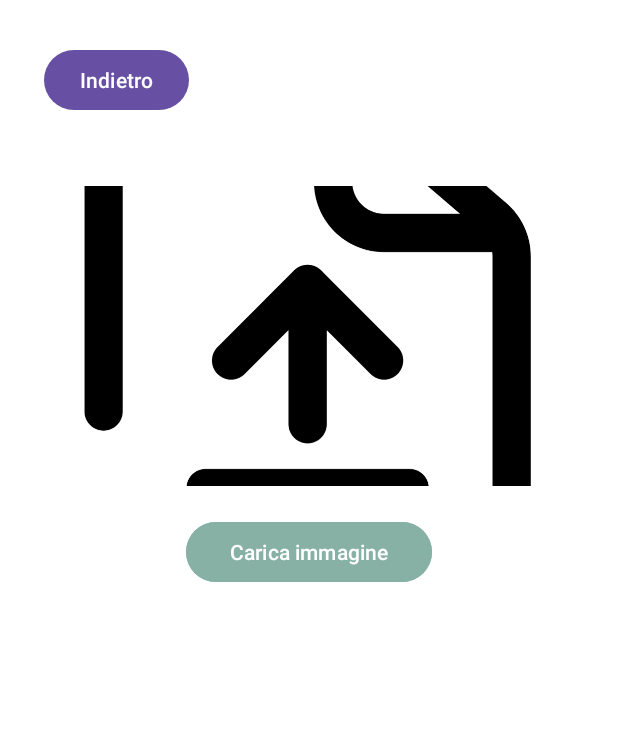
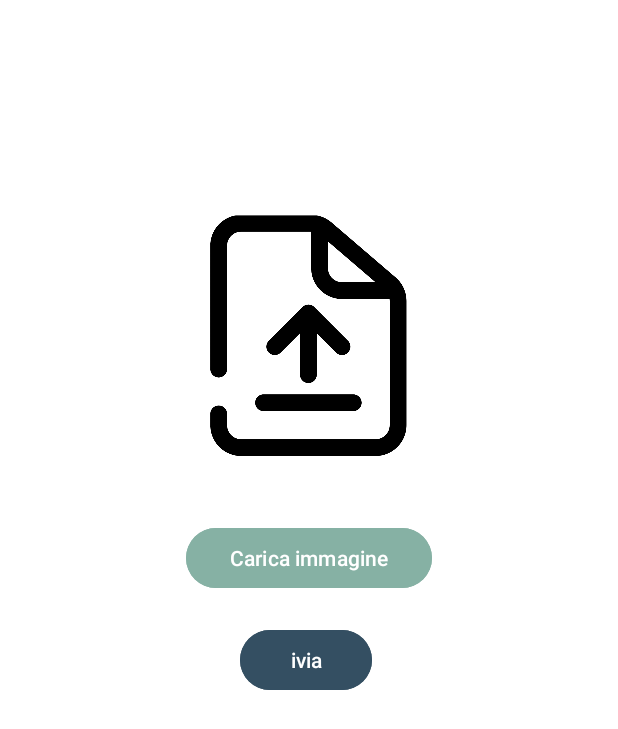
Before and after one commit to VaccaMario/Optiwatt_AI, an Android app: the INPUT_img screen opened directly, with no data from a screen before it, on a phone screen of 412 x 824 dp. Shown: the top 729 px of the screen. Run offline under Robolectric (Android 15) with nearby library versions, the phone set to English and light mode, and no system bars; pictures from the network do not load.

Commit message:
savataggio colori app

```diff
--- a/app/src/main/res/layout/activity_input_img.xml
+++ b/app/src/main/res/layout/activity_input_img.xml
@@ -16,7 +16,7 @@
         android:layout_marginTop="100dp"
         android:layout_marginEnd="8dp"
         android:contentDescription="Icona upload"
-        android:scaleType="centerCrop"
+        android:scaleType="centerInside"
         app:layout_constraintEnd_toEndOf="parent"
         app:layout_constraintStart_toStartOf="parent"
         app:layout_constraintTop_toTopOf="parent"
@@ -27,13 +27,14 @@
         android:layout_width="0dp"
         android:layout_height="wrap_content"
         android:layout_marginStart="100dp"
-        android:layout_marginTop="20dp"
+        android:layout_marginTop="24dp"
         android:layout_marginEnd="100dp"
         android:backgroundTint="#86B1A4"
         android:text="Carica immagine"
         android:textAllCaps="false"
         android:textColor="@android:color/white"
         app:layout_constraintEnd_toEndOf="parent"
+        app:layout_constraintHorizontal_bias="0.0"
         app:layout_constraintStart_toStartOf="parent"
         app:layout_constraintTop_toBottomOf="@+id/Immagine" />
 
@@ -41,9 +42,11 @@
         android:id="@+id/BottoneIndietro"
         android:layout_width="wrap_content"
         android:layout_height="wrap_content"
-        android:layout_marginStart="5dp"
-        android:layout_marginTop="5dp"
-        android:text="Indietro"
+        android:layout_marginStart="136dp"
+        android:layout_marginTop="392dp"
+        android:backgroundTint="#344F62"
+        android:text="ivia"
+        app:iconTint="#344F62"
         app:layout_constraintStart_toStartOf="parent"
         app:layout_constraintTop_toTopOf="parent" />
 
```
Also changed, not shown: app/src/main/res/drawable/ic_launcher_foreground.xml (+4 -21 lines).
